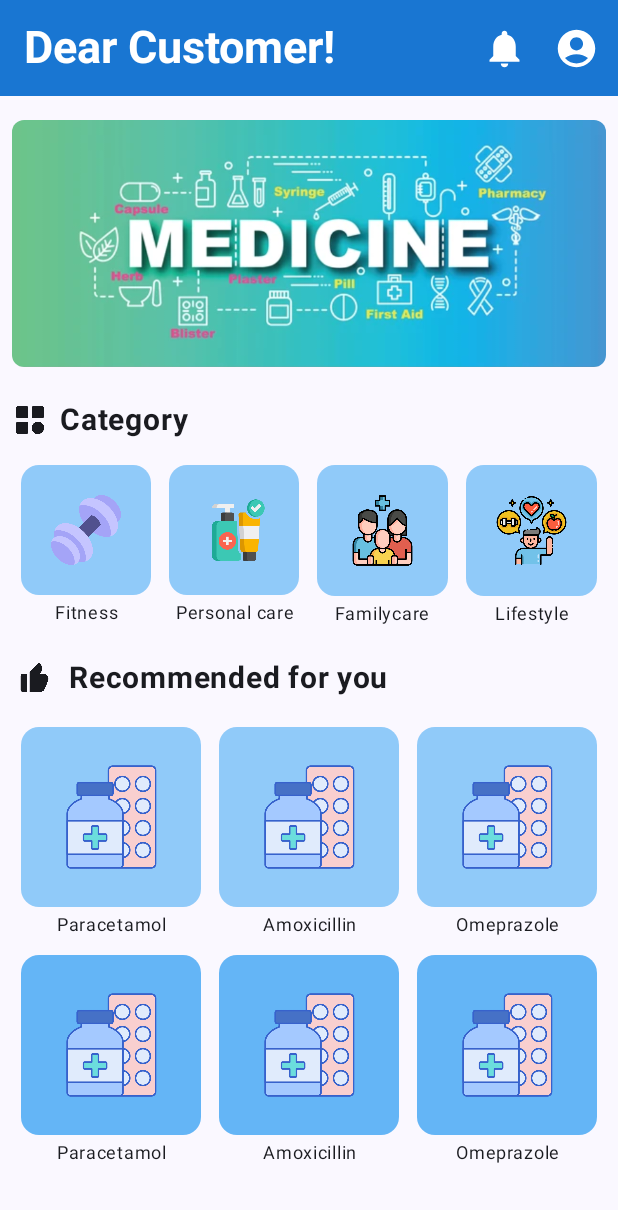
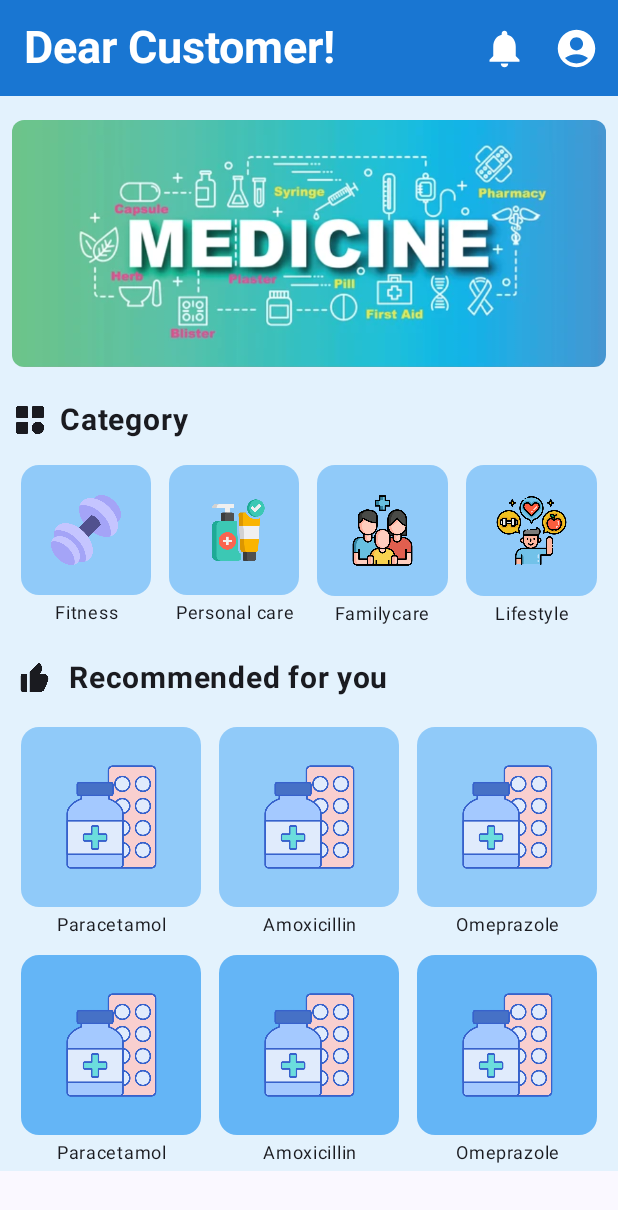
Before and after one commit to Angad-Gupta-2005/MedicalApp, an Android app built with Jetpack Compose: the HomeScreen screen opened through its navigation route, on a phone screen of 412 x 824 dp. Shown: the top 1210 px of the screen. Run offline under Robolectric (Android 15) with nearby library versions, the phone set to English and light mode, and no system bars; our stand-ins replace Dagger/Hilt's generated code; Roboto replaces fonts that are not available here.

Commit message:
UI are improved

```diff
--- a/app/src/main/java/com/angad/medicalapp/navigation/appnavigation/AppNavigation.kt
+++ b/app/src/main/java/com/angad/medicalapp/navigation/appnavigation/AppNavigation.kt
@@ -47,7 +47,7 @@ fun AppNavigation(viewModel: MyViewModel = hiltViewModel()) {
     }
 
 
-    NavHost(navController = navController, startDestination = Routes.SignUpScreenRoute) {
+    NavHost(navController = navController, startDestination = startScreen) {
 
         composable<Routes.SignUpScreenRoute> {
             SignUpScreen( navController = navController)
--- a/app/src/main/java/com/angad/medicalapp/screens/HomeScreen.kt
+++ b/app/src/main/java/com/angad/medicalapp/screens/HomeScreen.kt
@@ -2,6 +2,7 @@ package com.angad.medicalapp.screens
 
 import android.util.Log
 import androidx.compose.foundation.Image
+import androidx.compose.foundation.background
 import androidx.compose.foundation.layout.Column
 import androidx.compose.foundation.layout.Row
 import androidx.compose.foundation.layout.fillMaxWidth
@@ -82,7 +83,7 @@ fun HomeScreen(navController: NavController) {
     ) { innerPadding ->
 
         Column(
-            modifier = Modifier.padding(innerPadding)
+            modifier = Modifier.background(Color(0xFFE3F2FD)).padding(innerPadding)
         ) {
 
         //    Banner row
--- a/app/src/main/java/com/angad/medicalapp/screens/LoginScreen.kt
+++ b/app/src/main/java/com/angad/medicalapp/screens/LoginScreen.kt
@@ -1,6 +1,7 @@
 package com.angad.medicalapp.screens
 
 import android.widget.Toast
+import androidx.compose.foundation.background
 import androidx.compose.foundation.layout.Arrangement
 import androidx.compose.foundation.layout.Box
 import androidx.compose.foundation.layout.Column
@@ -115,6 +116,7 @@ fun LoginScreen(
         Column(
             modifier = Modifier
                 .fillMaxSize()
+                .background(Color(0xFFE3F2FD))
                 .padding(innerPadding),
             verticalArrangement = Arrangement.Top,
             horizontalAlignment = Alignment.CenterHorizontally
--- a/app/src/main/java/com/angad/medicalapp/screens/SignUpScreen.kt
+++ b/app/src/main/java/com/angad/medicalapp/screens/SignUpScreen.kt
@@ -1,6 +1,7 @@
 package com.angad.medicalapp.screens
 
 import android.widget.Toast
+import androidx.compose.foundation.background
 import androidx.compose.foundation.layout.Arrangement
 import androidx.compose.foundation.layout.Box
 import androidx.compose.foundation.layout.Column
@@ -99,7 +100,10 @@ fun SignUpScreen(viewModel: MyViewModel = hiltViewModel(), navController: NavCon
 //    For taking the input from user
     Scaffold { innerPadding ->
         Column(
-            modifier = Modifier.fillMaxSize().padding(innerPadding),
+            modifier = Modifier
+                .fillMaxSize()
+                .background(Color(0xFFE3F2FD))
+                .padding(innerPadding),
             verticalArrangement = Arrangement.Top,
             horizontalAlignment = Alignment.CenterHorizontally
         ) {
```
Also changed, not shown: app/src/main/java/com/angad/medicalapp/screens/GetAllProductScreen.kt (+6 -2 lines), app/src/main/java/com/angad/medicalapp/screens/OrderHistoryScreen.kt (+6 -2 lines).
